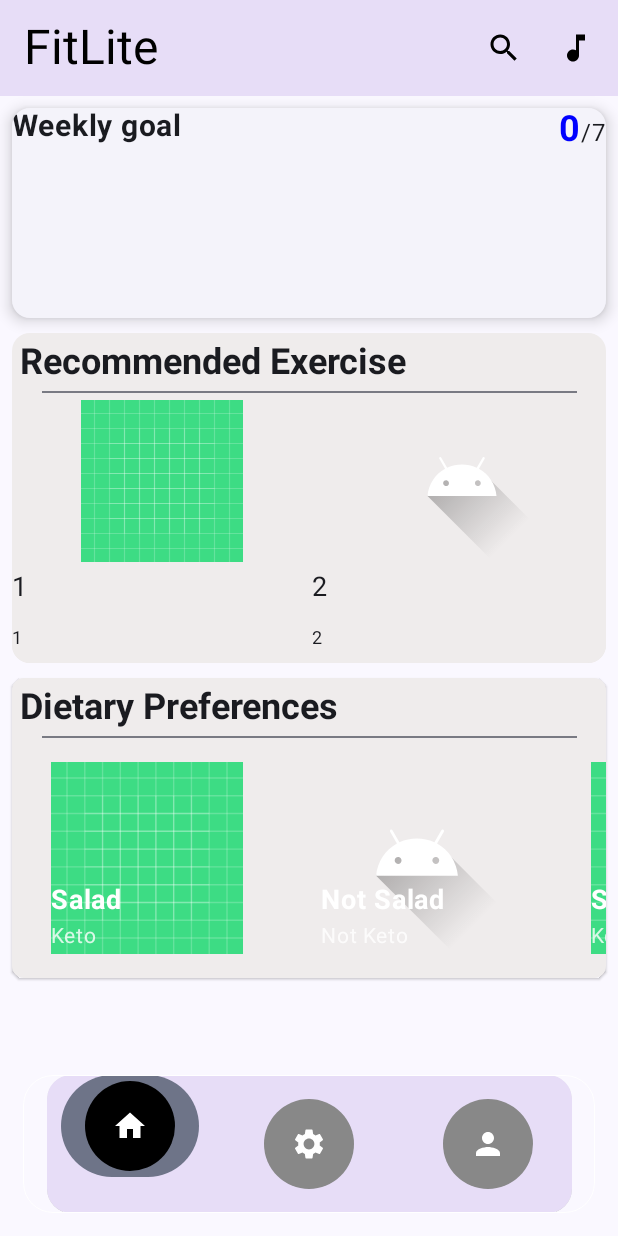
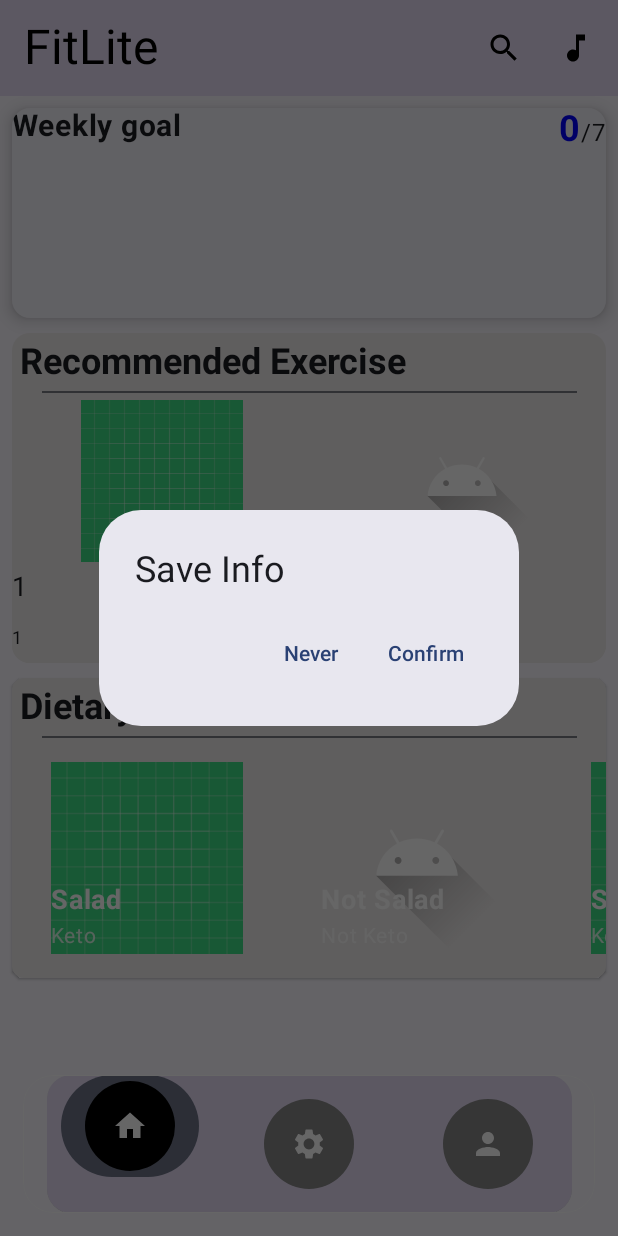
Before and after one commit to jay-sharmaa/FitLite, an Android app built with Jetpack Compose: the composable MainScreen called with empty values, on a phone screen of 412 x 824 dp. Run offline under Robolectric (Android 15) with nearby library versions, the phone set to English and light mode, and no system bars; 2 statements that could not run were skipped.

Commit message:
user info being saved and no need to re-login

```diff
--- a/app/src/main/java/com/example/uitutorial/MainActivity.kt
+++ b/app/src/main/java/com/example/uitutorial/MainActivity.kt
@@ -1,7 +1,7 @@
 package com.example.uitutorial
 
 import MyBottomAppBar
-import MyNav
+import com.example.uitutorial.Auth.MyNav
 import android.Manifest
 import android.content.Context
 import android.content.Intent
@@ -32,6 +32,7 @@ import androidx.compose.material.icons.filled.Close
 import androidx.compose.material.icons.filled.MusicNote
 import androidx.compose.material.icons.filled.Refresh
 import androidx.compose.material.icons.filled.Search
+import androidx.compose.material3.AlertDialog
 import androidx.compose.material3.ExperimentalMaterial3Api
 import androidx.compose.material3.Icon
 import androidx.compose.material3.IconButton
@@ -40,10 +41,12 @@ import androidx.compose.material3.Scaffold
 import androidx.compose.material3.SearchBar
 import androidx.compose.material3.Surface
 import androidx.compose.material3.Text
+import androidx.compose.material3.TextButton
 import androidx.compose.material3.TopAppBar
 import androidx.compose.material3.TopAppBarDefaults
 import androidx.compose.material3.rememberTopAppBarState
 import androidx.compose.runtime.Composable
+import androidx.compose.runtime.LaunchedEffect
 import androidx.compose.runtime.getValue
 import androidx.compose.runtime.mutableStateListOf
 import androidx.compose.runtime.mutableStateOf
@@ -63,22 +66,27 @@ import androidx.compose.ui.unit.dp
 import androidx.compose.ui.unit.sp
 import androidx.core.app.ActivityCompat
 import androidx.core.content.ContextCompat.startForegroundService
+import androidx.datastore.preferences.core.booleanPreferencesKey
+import androidx.datastore.preferences.core.edit
+import androidx.datastore.preferences.core.stringPreferencesKey
+import androidx.datastore.preferences.preferencesDataStore
 import androidx.navigation.compose.currentBackStackEntryAsState
 import androidx.navigation.compose.rememberNavController
-import com.example.uitutorial.data.PersonScreen
 import com.example.uitutorial.data.PersonViewModel
 import com.example.uitutorial.data.ViewModelFactory
 import com.example.uitutorial.navigation.BottomScreens
 import com.example.uitutorial.navigationalComponents.ProfileNavigationGraph
 import com.example.uitutorial.pages.HomePage
-import com.example.uitutorial.pages.ProfilePage
 import com.example.uitutorial.pages.SettingsPage
 import com.example.uitutorial.services.RunningApp
 import com.example.uitutorial.services.RunningServices
 import com.example.uitutorial.ui.theme.Purple80
 import com.example.uitutorial.viewModels.HomePageViewModel
 import com.example.uitutorial.viewModels.HomePageViewModelFactory
+import kotlinx.coroutines.flow.map
+import kotlinx.coroutines.launch
 
+val Context.myDataStore by preferencesDataStore(name = "user_info")
 
 class MainActivity : ComponentActivity() {
     private val homePageViewModel: HomePageViewModel by viewModels {
@@ -116,6 +124,8 @@ fun MainScreen(homePageViewModel: HomePageViewModel, context : Context, authView
     Log.d("MainScreen", userName)
     val homeNavController = rememberNavController()
     val profileNavController = rememberNavController()
+    var openAlertDialog by remember { mutableStateOf("") }
+    val coroutine = rememberCoroutineScope()
 
     val bottomScreens = listOf(
         BottomScreens.Home,
@@ -136,6 +146,50 @@ fun MainScreen(homePageViewModel: HomePageViewModel, context : Context, authView
 
     val currentHomeRoute = homeNavController.currentBackStackEntryAsState().value?.destination?.route
     val currentProfileRoute = profileNavController.currentBackStackEntryAsState().value?.destination?.route
+
+    val SAVE_LOGIN_INFO = stringPreferencesKey("login_info")
+
+    LaunchedEffect(Unit){
+        context.myDataStore.data
+            .map { preferences -> preferences[SAVE_LOGIN_INFO] ?: "" }
+            .collect { value ->
+                openAlertDialog = value
+            }
+    }
+
+    if(openAlertDialog.isEmpty()){
+        AlertDialog(
+            title = {
+                    Text(text = "Save Info")
+            },
+            onDismissRequest = {
+                openAlertDialog = ""
+            },
+            confirmButton = {
+                TextButton(
+                    onClick = {
+                        openAlertDialog = userName
+                        coroutine.launch {
+                            context.myDataStore.edit {preferences ->
+                                preferences[SAVE_LOGIN_INFO] = userName
+                            }
+                        }
+                    }
+                ) {
+                    Text("Confirm")
+                }
+            },
+            dismissButton = {
+                TextButton(
+                    onClick = {
+                        openAlertDialog = ""
+                    }
+                ) {
+                    Text("Never")
+                }
+            }
+        )
+    }
 
     Scaffold(
         modifier = Modifier.nestedScroll(scrollBehavior.nestedScrollConnection),
--- a/app/src/main/java/com/example/uitutorial/pages/HomePage.kt
+++ b/app/src/main/java/com/example/uitutorial/pages/HomePage.kt
@@ -168,7 +168,6 @@ fun WeeklyCard(viewModel: HomePageViewModel, context: Context) {
                 modifier = Modifier.clickable {
                     scope.launch {
                         openAlertDialog.value = true
-
                     }
                 }
             )
```
Also changed, not shown: app/src/main/java/com/example/uitutorial/Auth/LoginPage.kt (+14 -1 lines), app/src/main/java/com/example/uitutorial/Auth/NavigationAuth.kt (+26 -2 lines), app/src/main/java/com/example/uitutorial/pages/ProfilePage.kt (+1 -8 lines).
